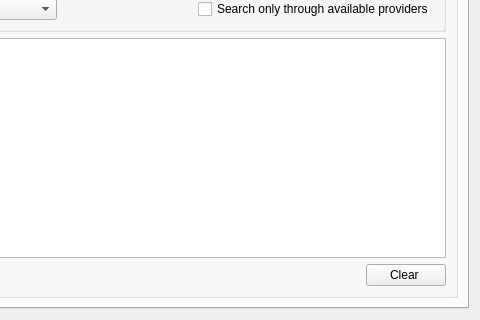
The window that mapflow/dialogs/static/ui/main_dialog.ui (Geoalert/mapflow-qgis) describes before a commit, drawn with Qt 5; both pictures show x 580 to 1060 and y 230 to 550 of the 1060 by 550 pixel window.
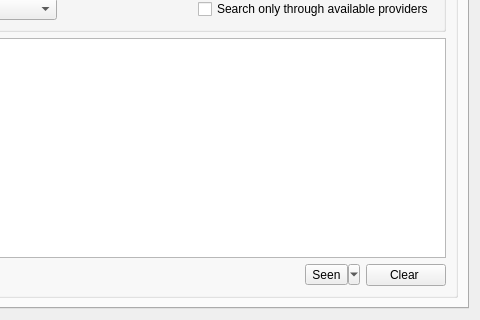
The same window after the commit. The open tabs and pages were chosen to show the change. Icons and pictures are not drawn. Custom widgets are drawn as their Qt base class.

What changed in the file:
```diff
--- a/mapflow/dialogs/static/ui/main_dialog.ui
+++ b/mapflow/dialogs/static/ui/main_dialog.ui
@@ -1769,6 +1769,22 @@
                   </property>
                  </spacer>
                 </item>
+                <item>
+                 <widget class="QToolButton" name="markSeenButton">
+                  <property name="sizePolicy">
+                   <sizepolicy hsizetype="Fixed" vsizetype="Fixed">
+                    <horstretch>0</horstretch>
+                    <verstretch>0</verstretch>
+                   </sizepolicy>
+                  </property>
+                  <property name="popupMode">
+                   <enum>QToolButton::MenuButtonPopup</enum>
+                  </property>
+                  <property name="text">
+                   <string>Seen</string>
+                  </property>
+                 </widget>
+                </item>
                 <item>
                  <widget class="QPushButton" name="clearSearch">
                   <property name="sizePolicy">
```
